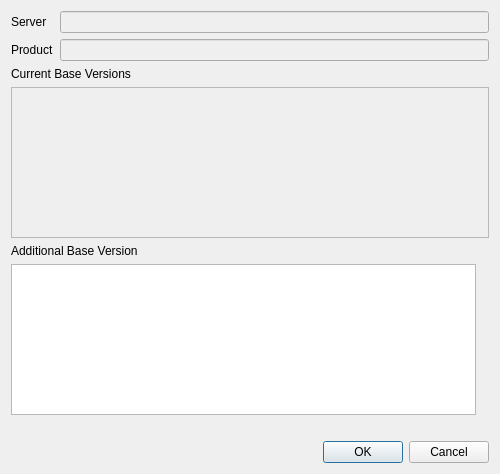
Old version of the form qt/lc_qhubmergedialog.ui in the repository ghackenberg/leocad.
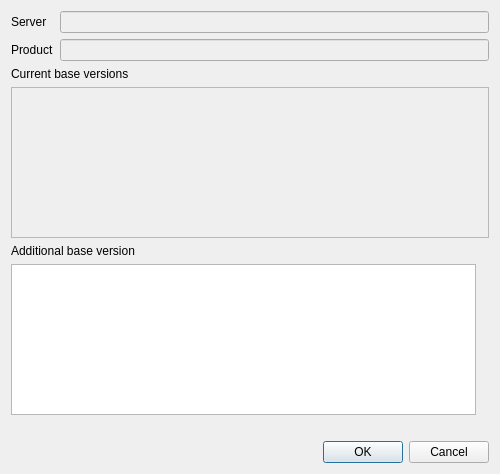
New version of the form.

Commit message: work on error messages and dialog layouts

Diff of the .ui file:
```diff
--- a/qt/lc_qhubmergedialog.ui
+++ b/qt/lc_qhubmergedialog.ui
@@ -49,7 +49,7 @@
    <item>
     <widget class="QLabel" name="CurrentVersionsLabel">
      <property name="text">
-      <string>Current Base Versions</string>
+      <string>Current base versions</string>
      </property>
     </widget>
    </item>
@@ -63,7 +63,7 @@
    <item>
     <widget class="QLabel" name="AdditionalVersionLabel">
      <property name="text">
-      <string>Additional Base Version</string>
+      <string>Additional base version</string>
      </property>
     </widget>
    </item>
```
The commit also changes 4 other files.
